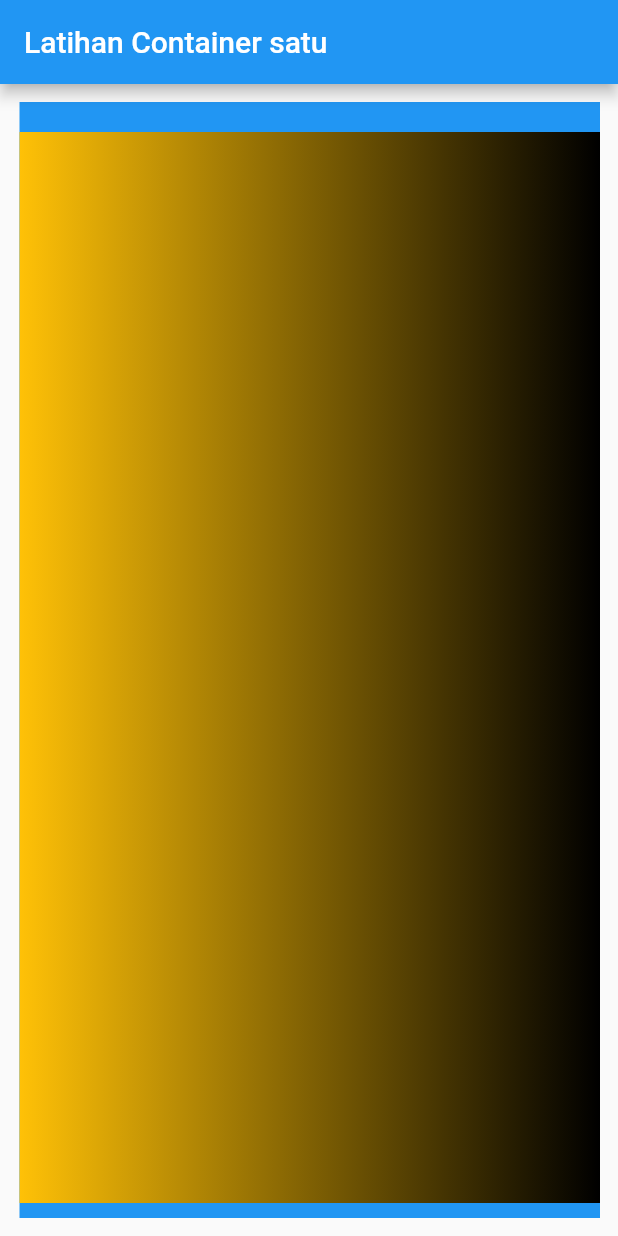
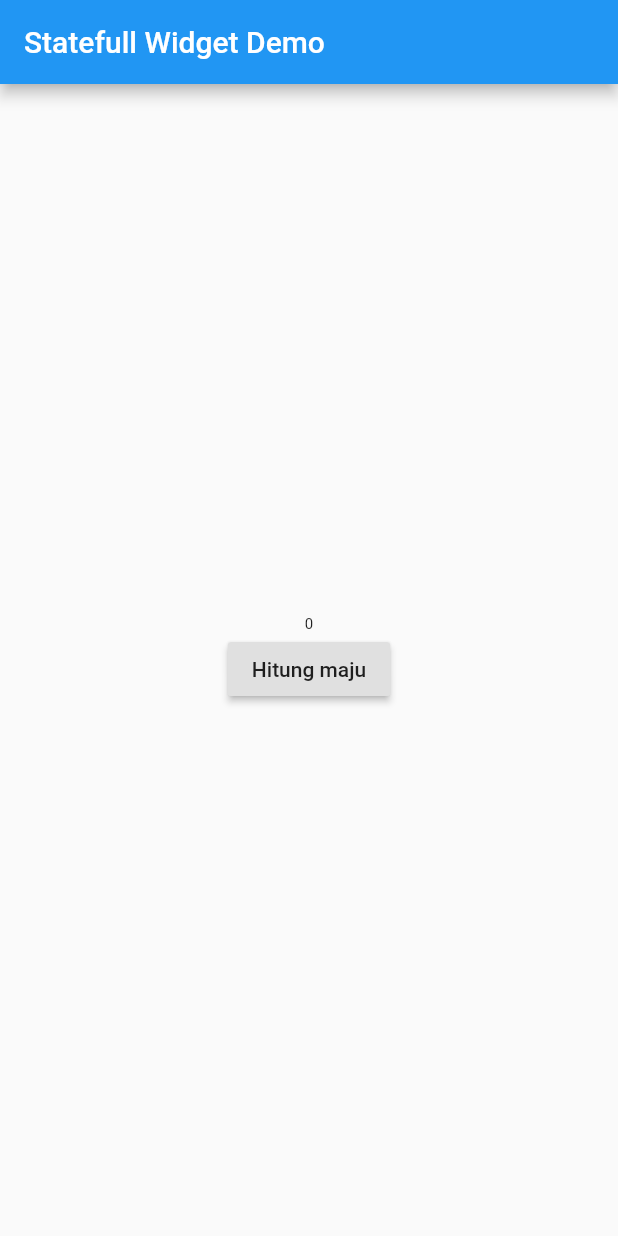
Before and after one commit to nrfitriani/flutter_fundamental, a Flutter app: the screen it shows after launch, on a phone screen of 412 x 824 dp. Run offline on Flutter 3.47's test engine with Material 2 defaults, Android fonts, the phone set to English and light mode, and no system bars.

Commit message:
Statefull Widget Demo

```diff
--- a/lib/main.dart
+++ b/lib/main.dart
@@ -72,7 +72,7 @@ class MyApp extends StatelessWidget {
 */
 
 //Container dan Widget
-void main() => runApp(MyApp());
+/* void main() => runApp(MyApp());
 
 class MyApp extends StatelessWidget {
   @override
@@ -97,3 +97,44 @@ class MyApp extends StatelessWidget {
     );
   }
 }
+*/
+
+
+//statefull widget
+void main () => runApp(MyApp());
+
+class MyApp extends StatefulWidget {
+  @override
+  _MyAppState createState() => _MyAppState();
+}
+
+class _MyAppState extends State<MyApp> {
+  int number = 0;
+  void tekanTombol (){
+
+  setState(() { //mengubah tampilan sesuai dengan keadaan saat ini
+  number = number + 1;
+  });
+
+  }
+
+  @override
+  Widget build(BuildContext context) {
+    return MaterialApp(
+      home: Scaffold(
+        appBar: AppBar(title: Text("Statefull Widget Demo"),),
+        body: Center(
+          child: Column(
+            mainAxisAlignment: MainAxisAlignment.center,
+           children: <Widget>[
+             Text(number.toString(), style: TextStyle(fontSize: 10 + number.toDouble()),),
+             RaisedButton(
+               child: Text("Hitung maju"),
+               onPressed: tekanTombol,)
+           ],
+          ),
+        ),
+      ),
+    );
+  }
+}
```
